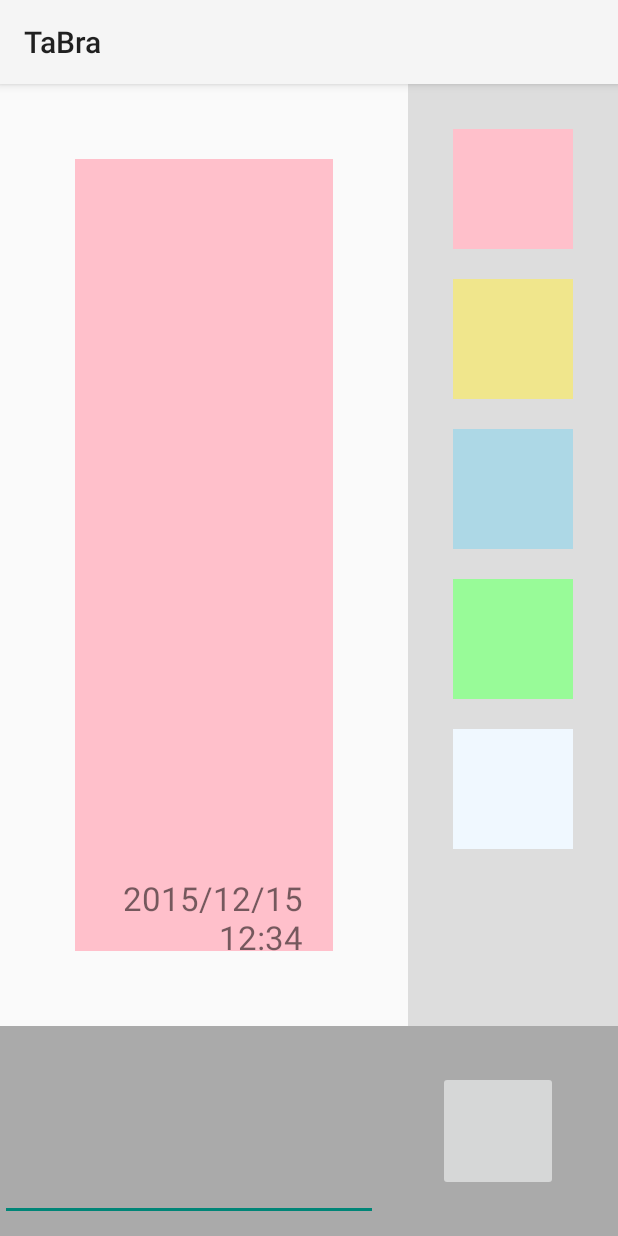
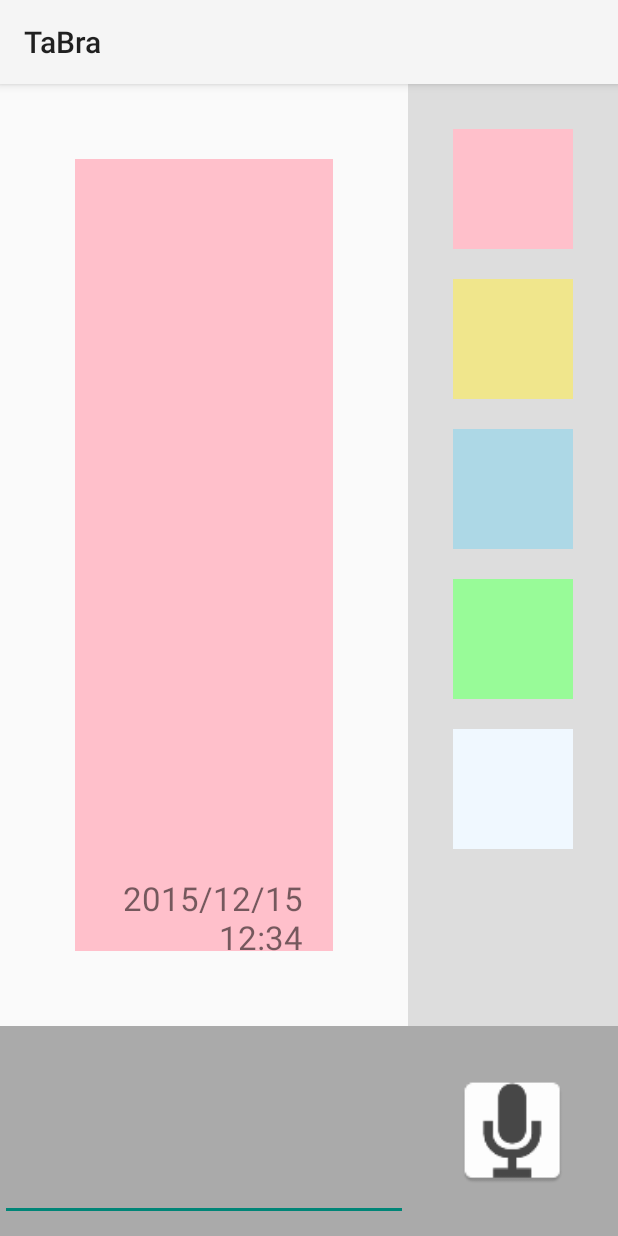
Before and after one commit to HSKKOU/TaBra, an Android app: the layout fragment_brain_storm_postit_create.xml on its own in the app's theme, with its tools: preview values and no code run, on a phone screen of 412 x 824 dp. Run offline under Robolectric (Android 15) with nearby library versions, the phone set to English and light mode, and no system bars.

Commit message:
mic button image

```diff
--- a/app/src/main/res/layout/fragment_brain_storm_postit_create.xml
+++ b/app/src/main/res/layout/fragment_brain_storm_postit_create.xml
@@ -142,10 +142,12 @@
             />
 
         <ImageButton
+            android:id="@+id/postit_create_mic_button"
             android:layout_width="80dp"
             android:layout_height="80dp"
-            android:layout_margin="40dp"
+            android:layout_margin="30dp"
             android:layout_gravity="center_vertical"
+            android:background="@mipmap/ic_mic"
             />
 
 
```
